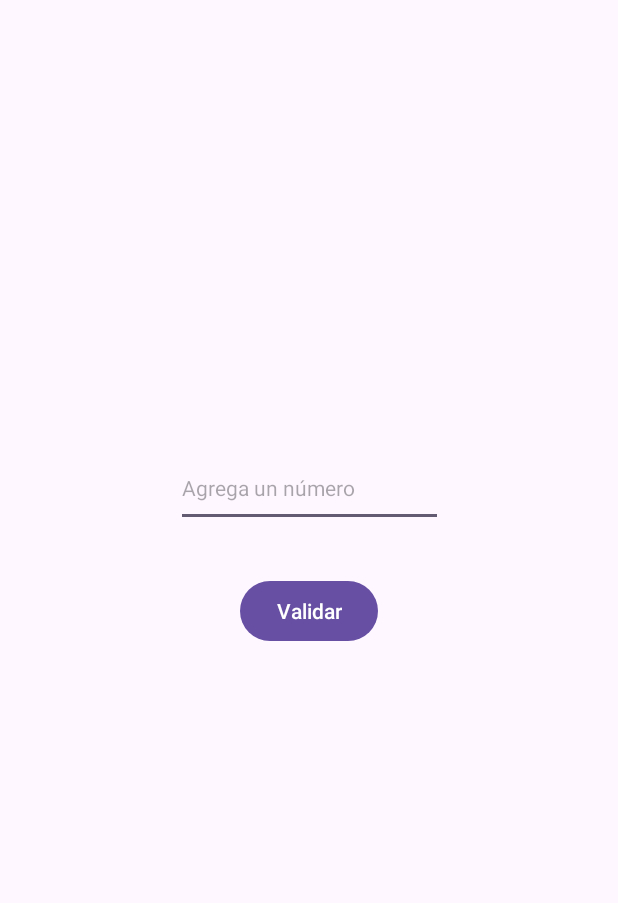
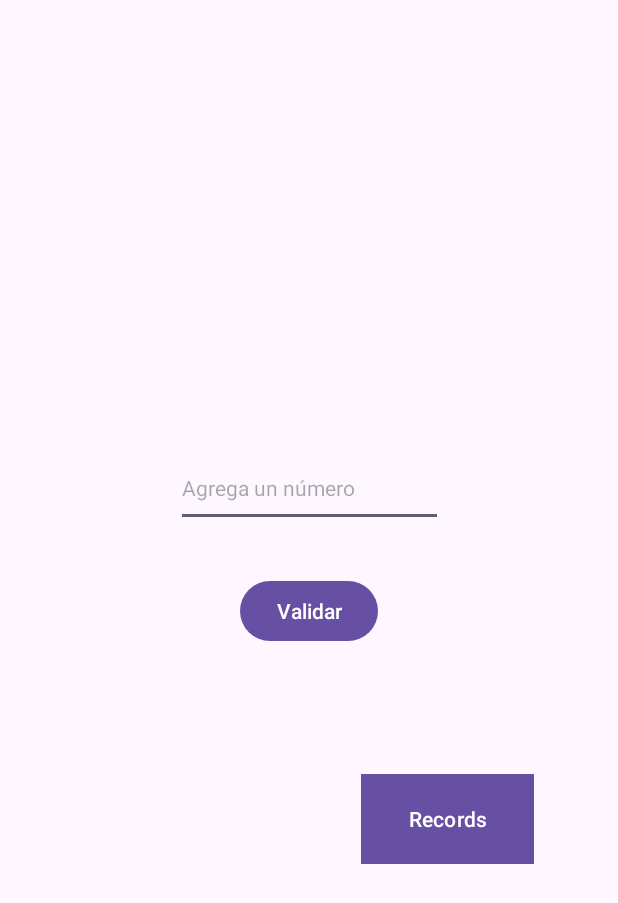
Before and after one commit to Userb3rt/PR-1.2-Jocendevina-el-numero, an Android app: the layout activity_main.xml on its own in the app's theme, with its tools: preview values and no code run, on a phone screen of 412 x 824 dp. Shown: the top 903 px of the screen. Run offline under Robolectric (Android 15) with nearby library versions, the phone set to English and light mode, and no system bars.

Commit message:
new project

```diff
--- a/app/src/main/res/layout/activity_main.xml
+++ b/app/src/main/res/layout/activity_main.xml
@@ -73,4 +73,15 @@
             android:layout_height="wrap_content" />
     </ScrollView>
 
+    <Button
+        android:id="@+id/seeactivityrecords"
+        android:layout_width="115dp"
+        android:layout_height="60dp"
+        android:layout_marginTop="516dp"
+        android:layout_marginEnd="56dp"
+        android:background="#31705E"
+        android:text="Records"
+        app:layout_constraintEnd_toEndOf="parent"
+        app:layout_constraintTop_toTopOf="parent" />
+
 </androidx.constraintlayout.widget.ConstraintLayout>
```
Also changed, not shown: app/src/main/java/com/example/myapplication/MainActivity.java (+49 -2 lines), app/src/main/java/com/example/myapplication/MainActivity2.java (+13 -0 lines), app/src/main/java/com/example/myapplication/Player.java (added, +12 -0 lines), app/src/main/res/layout/activity_main2.xml (+9 -0 lines).
